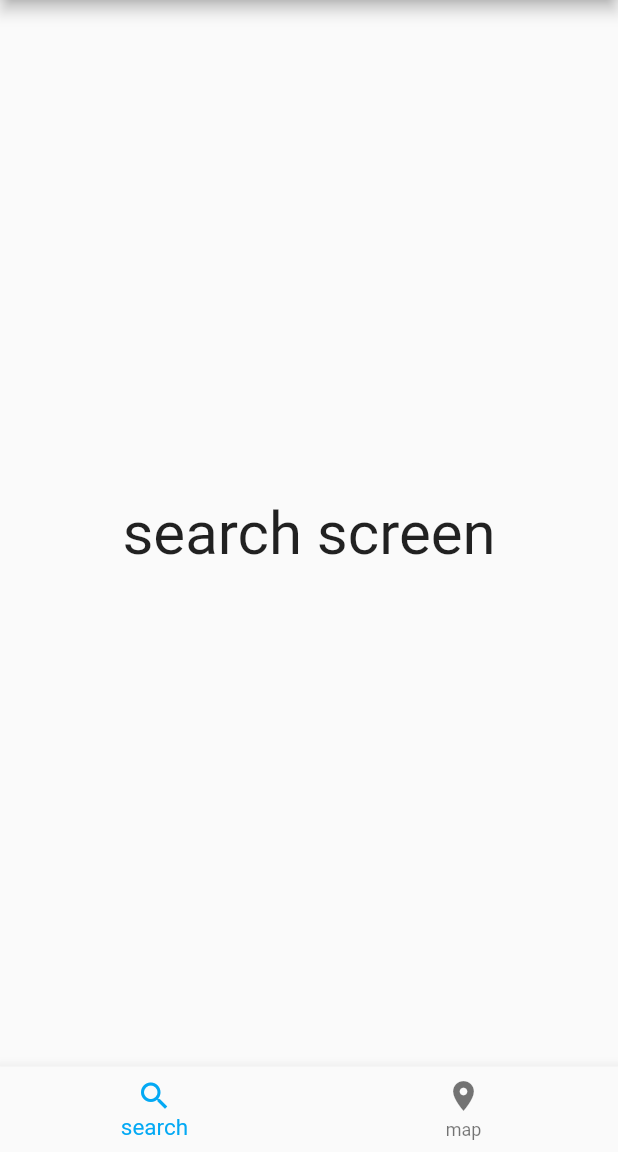
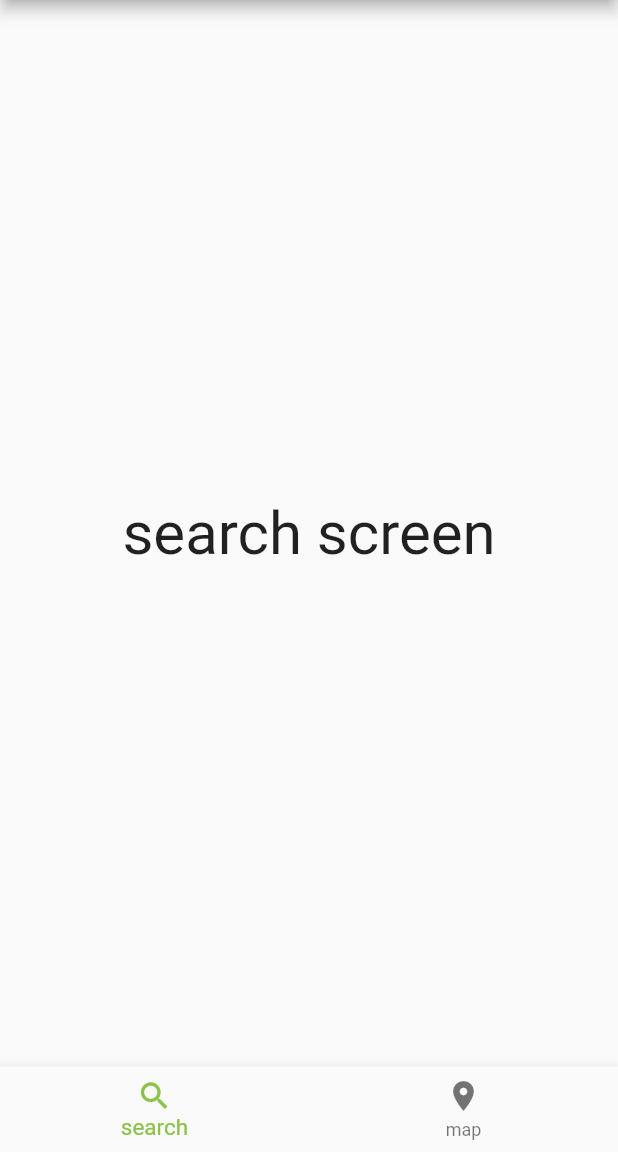
Before and after one commit to ken2403/UToilets, a Flutter app: the screen it shows after launch, on a phone screen of 412 x 824 dp, the part 84-1236 px from its top. Run offline on Flutter 3.47's test engine with Material 2 defaults, Android fonts, the phone set to English and light mode, and no system bars; our stand-ins replace google_maps_flutter.

Commit message:
change bottom navigation button's co

```diff
--- a/lib/pages/homepage.dart
+++ b/lib/pages/homepage.dart
@@ -66,7 +66,7 @@ class _HomePageState extends State<HomePage> {
         ],
         onTap: _onItemTapped,
         currentIndex: _selectedIndex,
-        selectedItemColor: Theme.of(context).colorScheme.secondary,
+        selectedItemColor: Theme.of(context).colorScheme.primary,
         selectedFontSize: 15,
       ),
     );
```
